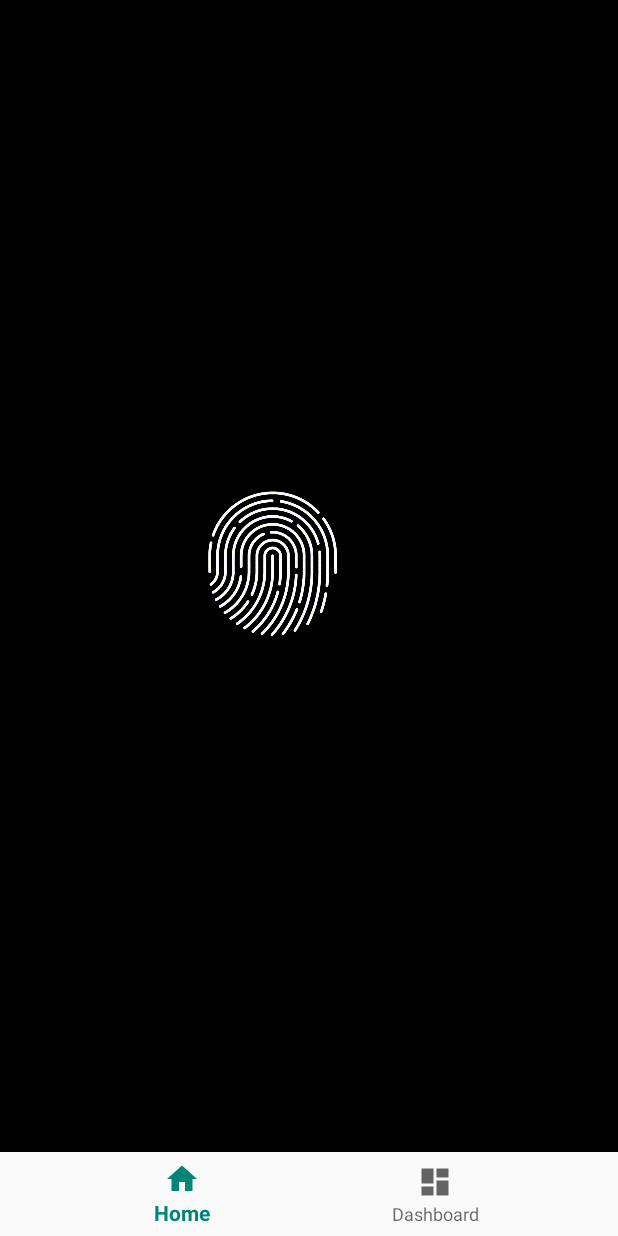
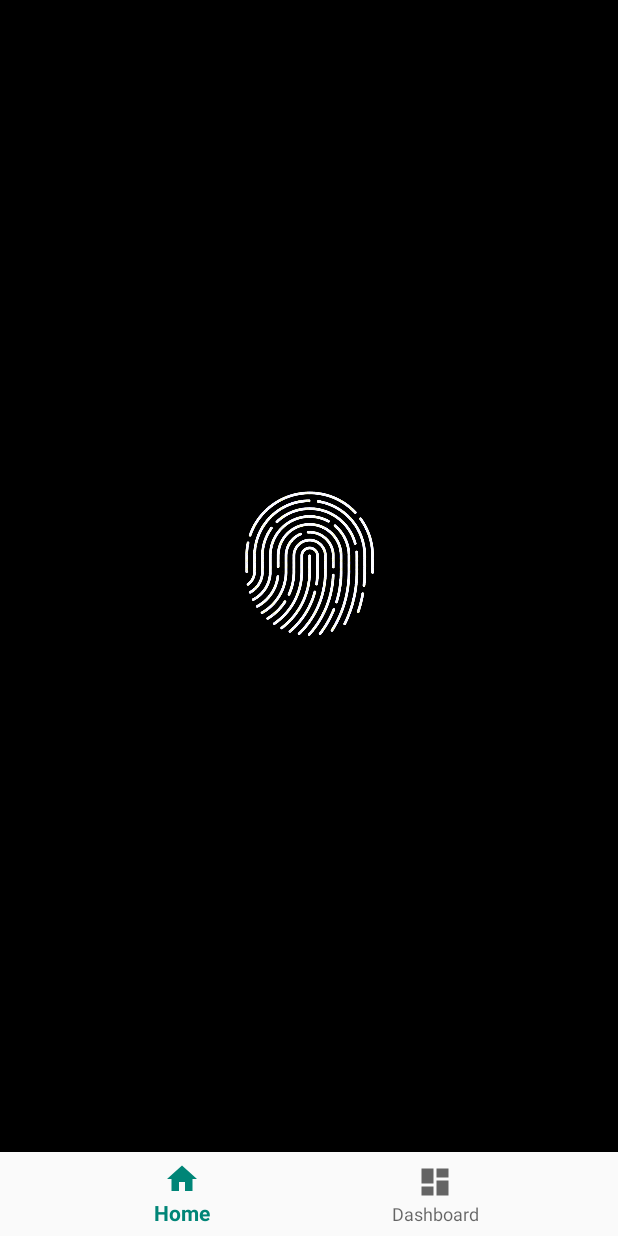
Before and after one commit to cneryx/InPrint, an Android app: the Activity1 screen opened directly, with no data from a screen before it, on a phone screen of 412 x 824 dp. Run offline under Robolectric (Android 15) with nearby library versions, the phone set to English and light mode, and no system bars; 3 statements that could not run were skipped.

Commit message:
Centered the fingerprint gif

```diff
--- a/InPrint/app/src/main/res/layout/activity1.xml
+++ b/InPrint/app/src/main/res/layout/activity1.xml
@@ -27,12 +27,15 @@
         android:layout_width="362dp"
         android:layout_height="682dp"
         android:layout_above="@id/navigation"
+        android:layout_marginStart="24dp"
+        android:layout_marginEnd="25dp"
         android:layout_marginBottom="7dp"
         android:background="#000000"
         android:src="@drawable/loading"
         app:layout_constraintBottom_toTopOf="@+id/navigation"
-        app:layout_constraintTop_toTopOf="parent"
-        tools:layout_editor_absoluteX="24dp" />
+        app:layout_constraintEnd_toEndOf="parent"
+        app:layout_constraintStart_toStartOf="parent"
+        app:layout_constraintTop_toTopOf="parent" />
 
     <TextView
         android:id="@+id/fingerprintview"
```
